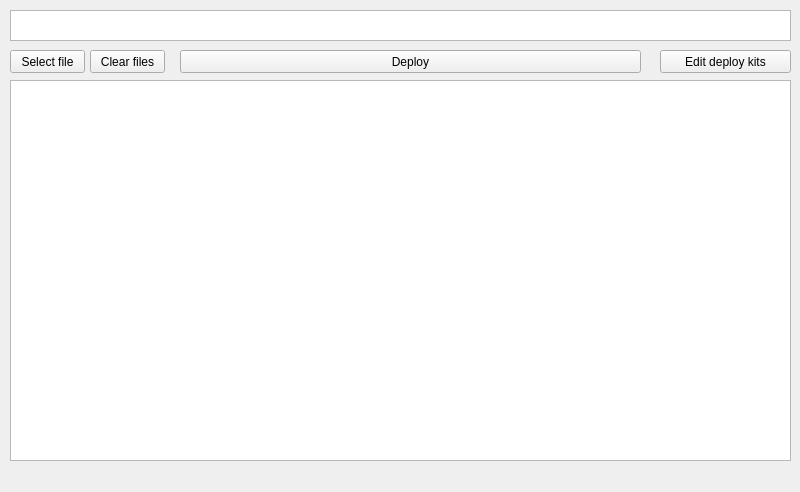
Above: windeploy.ui from RomaDevelop/Windeploy before the change. Below: the same form after it.
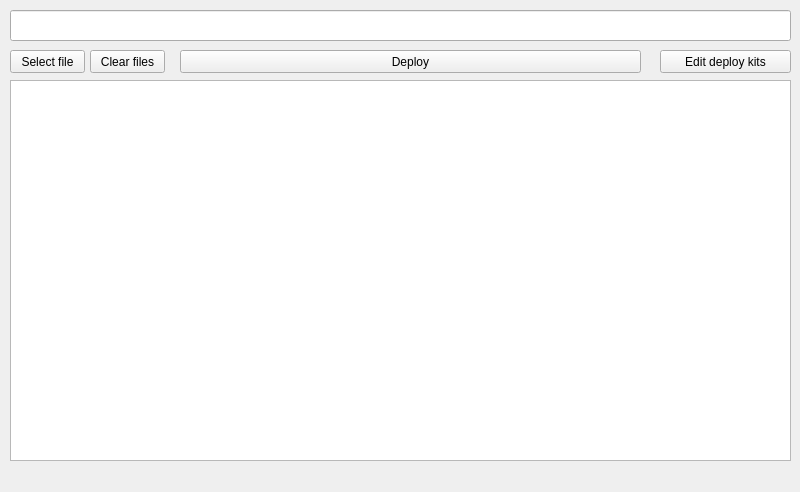
That is the form after the change.

```diff
--- a/windeploy.ui
+++ b/windeploy.ui
@@ -40,16 +40,6 @@
      <string>Select file</string>
     </property>
    </widget>
-   <widget class="QListWidget" name="listWidget">
-    <property name="geometry">
-     <rect>
-      <x>10</x>
-      <y>10</y>
-      <width>781</width>
-      <height>31</height>
-     </rect>
-    </property>
-   </widget>
    <widget class="QPushButton" name="pushButtonClear">
     <property name="geometry">
      <rect>
@@ -86,6 +76,21 @@
      </rect>
     </property>
    </widget>
+   <widget class="QLineEdit" name="editFile">
+    <property name="geometry">
+     <rect>
+      <x>10</x>
+      <y>10</y>
+      <width>781</width>
+      <height>31</height>
+     </rect>
+    </property>
+    <property name="font">
+     <font>
+      <pointsize>12</pointsize>
+     </font>
+    </property>
+   </widget>
   </widget>
   <widget class="QMenuBar" name="menubar">
    <property name="geometry">
```
Left out of the diff: 2 changed lines with no effect on the pictures.
